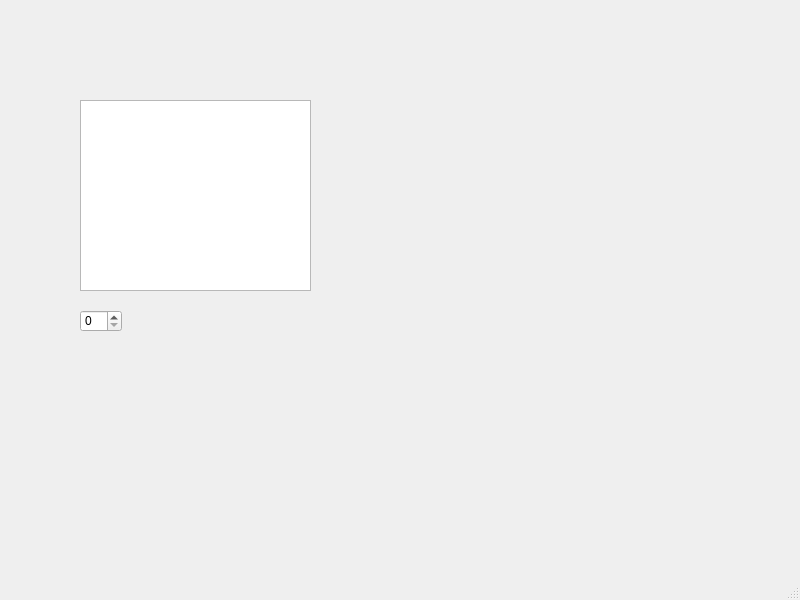
This is Lesson_6/Task_2/wordcounter.ui in NebesnyiA/NG-2020-Nebesniy-Andrew as Qt 5 draws it before an edit. The edited form follows.
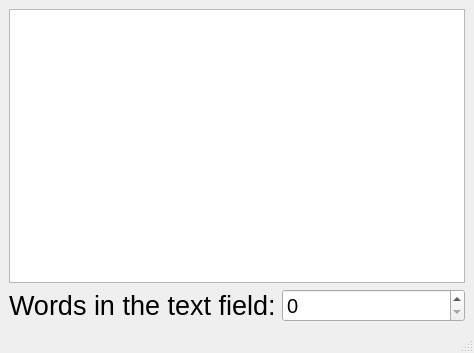
This is the edited form.

Commit message: Lesson 6 task 2 - fixed some problems

Patch:
```diff
--- a/Lesson_6/Task_2/wordcounter.ui
+++ b/Lesson_6/Task_2/wordcounter.ui
@@ -6,34 +6,48 @@
    <rect>
     <x>0</x>
     <y>0</y>
-    <width>800</width>
-    <height>600</height>
+    <width>474</width>
+    <height>353</height>
    </rect>
   </property>
   <property name="windowTitle">
    <string>WordCounter</string>
   </property>
   <widget class="QWidget" name="centralwidget">
-   <widget class="QSpinBox" name="SB_Words">
-    <property name="geometry">
-     <rect>
-      <x>80</x>
-      <y>310</y>
-      <width>42</width>
-      <height>22</height>
-     </rect>
-    </property>
-   </widget>
-   <widget class="QTextEdit" name="UserText">
-    <property name="geometry">
-     <rect>
-      <x>80</x>
-      <y>100</y>
-      <width>231</width>
-      <height>191</height>
-     </rect>
-    </property>
-   </widget>
+   <layout class="QVBoxLayout" name="verticalLayout_2">
+    <item>
+     <layout class="QVBoxLayout" name="verticalLayout">
+      <item>
+       <widget class="QTextEdit" name="UserText"/>
+      </item>
+      <item>
+       <layout class="QHBoxLayout" name="horizontalLayout">
+        <item>
+         <widget class="QLabel" name="label">
+          <property name="font">
+           <font>
+            <pointsize>20</pointsize>
+           </font>
+          </property>
+          <property name="text">
+           <string>Words in the text field:</string>
+          </property>
+         </widget>
+        </item>
+        <item>
+         <widget class="QSpinBox" name="SB_Words">
+          <property name="font">
+           <font>
+            <pointsize>15</pointsize>
+           </font>
+          </property>
+         </widget>
+        </item>
+       </layout>
+      </item>
+     </layout>
+    </item>
+   </layout>
   </widget>
   <widget class="QMenuBar" name="menubar">
    <property name="geometry">
```
Left out of the diff: 2 changed lines with no effect on the pictures. The commit also changes 1 other file.
